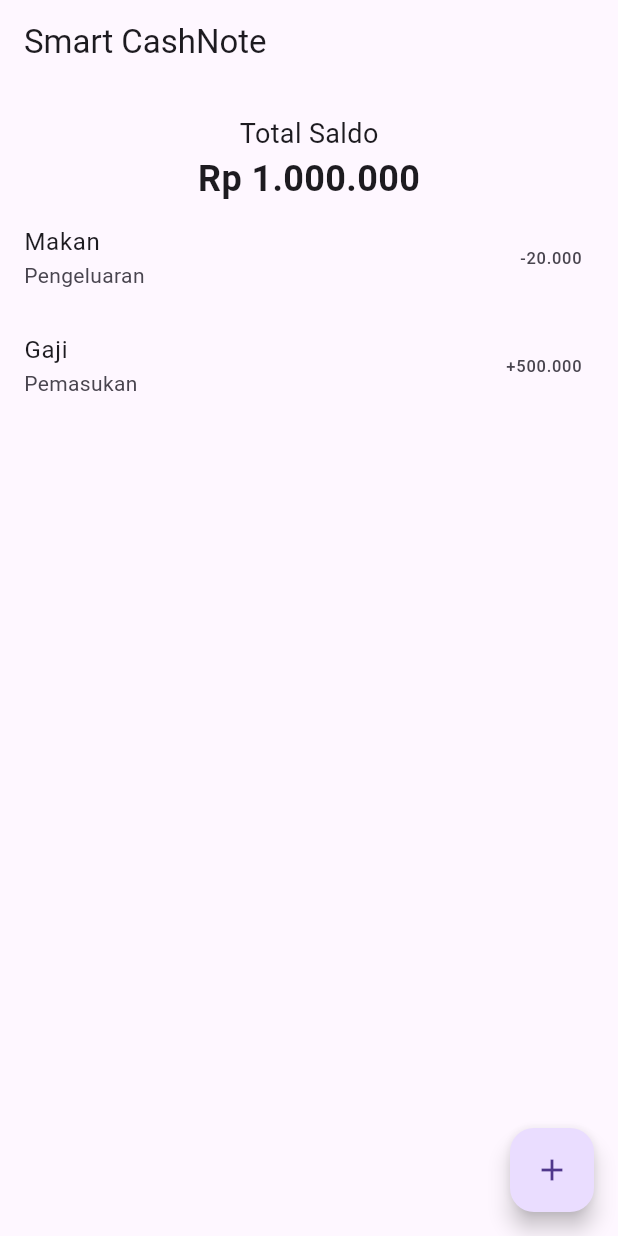
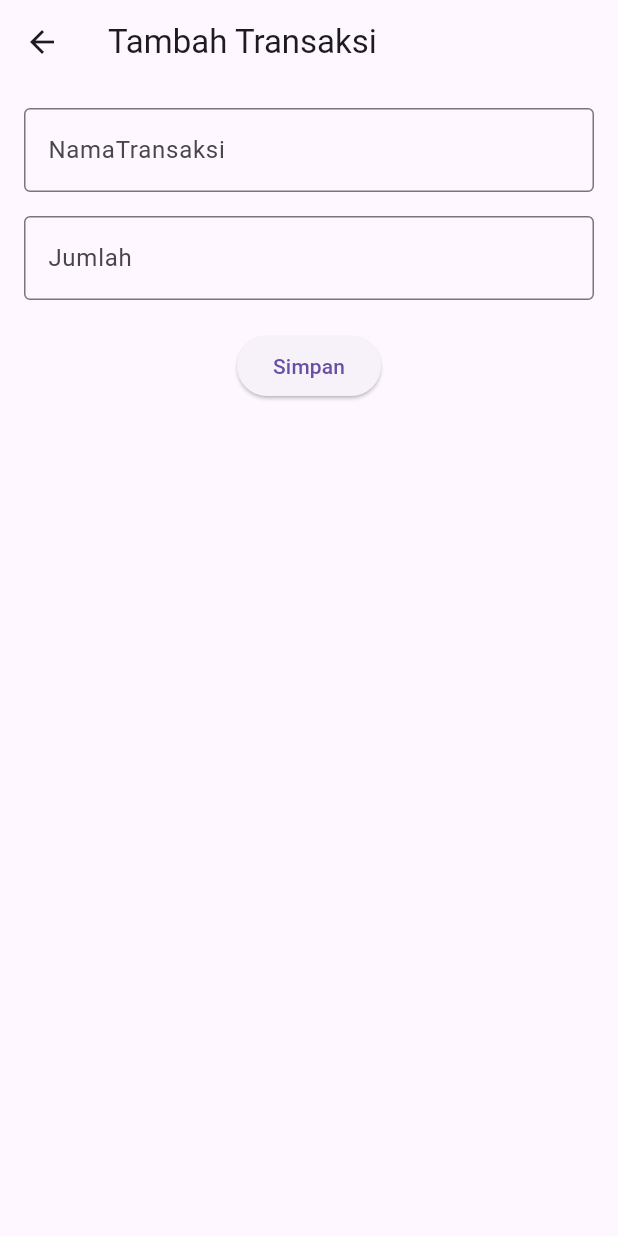
Before and after one commit to zeilyangelia16/SMARTcashNote, a Flutter app: the screen it shows after launch, after a tap on the "add" icon, on a phone screen of 412 x 824 dp. Run offline on Flutter 3.47's test engine with Material 3 defaults, Android fonts, the phone set to English and light mode, and no system bars.

Commit message:
Menambahkan form transaksi dengan validasi dan memperbarui README

```diff
--- /dev/null
+++ b/lib/screens/add_transaction_screen.dart
@@ -0,0 +1,67 @@
+import 'package:flutter/material.dart';
+
+class AddTransactionScreen extends StatefulWidget {
+  const AddTransactionScreen({super.key});
+
+  @override
+  State<AddTransactionScreen> createState() => _AddTransactionScreenState();
+}
+
+class _AddTransactionScreenState extends State<AddTransactionScreen> {
+  final _formKey = GlobalKey<FormState>();
+
+  final TextEditingController titleControler = TextEditingController();
+
+  final TextEditingController amounControlet = TextEditingController();
+
+  @override
+  Widget build(BuildContext context) {
+    return Scaffold(
+      appBar: AppBar(title: const Text("Tambah Transaksi")),
+      body: Padding(
+        padding: const EdgeInsets.all(16),
+
+        child: Form(
+          key: _formKey,
+
+          child: Column(
+            children: [
+              TextFormField(
+                controller: titleControler,
+                decoration: const InputDecoration(
+                  labelText: "NamaTransaksi",
+                  border: OutlineInputBorder(),
+                ),
+                validator: (value) {
+                  if (value == null || value.isEmpty) {
+                    return "Nama Transaksi wajib diisi";
+                  }
+
+                  return null;
+                },
+              ),
+              const SizedBox(height: 16),
+              TextFormField(
+                controller: amounControlet,
+                keyboardType: TextInputType.number,
+                decoration: const InputDecoration(
+                  labelText: "Jumlah ",
+                  border: OutlineInputBorder(),
+                ),
+                validator: (value) {
+                  if (value == null || value.isEmpty) {
+                    return "Jumlah wajib diisi";
+                  }
+
+                  return null;
+                },
+              ),
+              const SizedBox(height: 20),
+              ElevatedButton(onPressed: () {}, child: const Text("Simpan")),
+            ],
+          ),
+        ),
+      ),
+    );
+  }
+}
--- a/lib/screens/home_screen.dart
+++ b/lib/screens/home_screen.dart
@@ -1,4 +1,5 @@
 import 'package:flutter/material.dart';
+import 'package:smartcashnote/screens/add_transaction_screen.dart';
 
 class HomeScreen extends StatelessWidget {
   const HomeScreen({super.key});
@@ -35,7 +36,14 @@ class HomeScreen extends StatelessWidget {
         ],
       ),
       floatingActionButton: FloatingActionButton(
-        onPressed: () {},
+        onPressed: () {
+          Navigator.push(
+            context,
+            MaterialPageRoute(
+              builder: (context) => const AddTransactionScreen(),
+            ),
+          );
+        },
         child: const Icon(Icons.add),
       ),
     );
```
Also changed, not shown: 1 other file.
